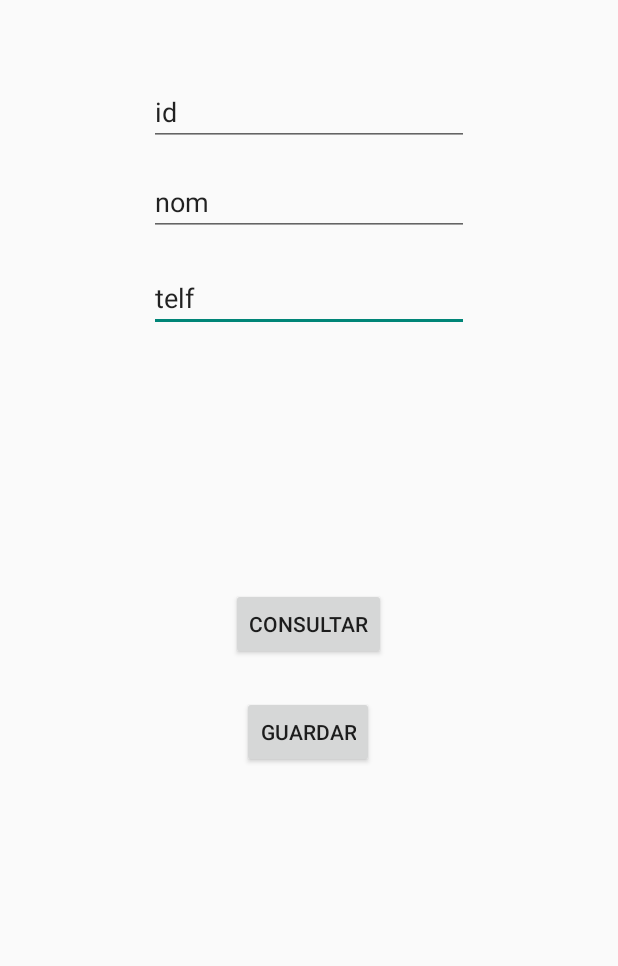
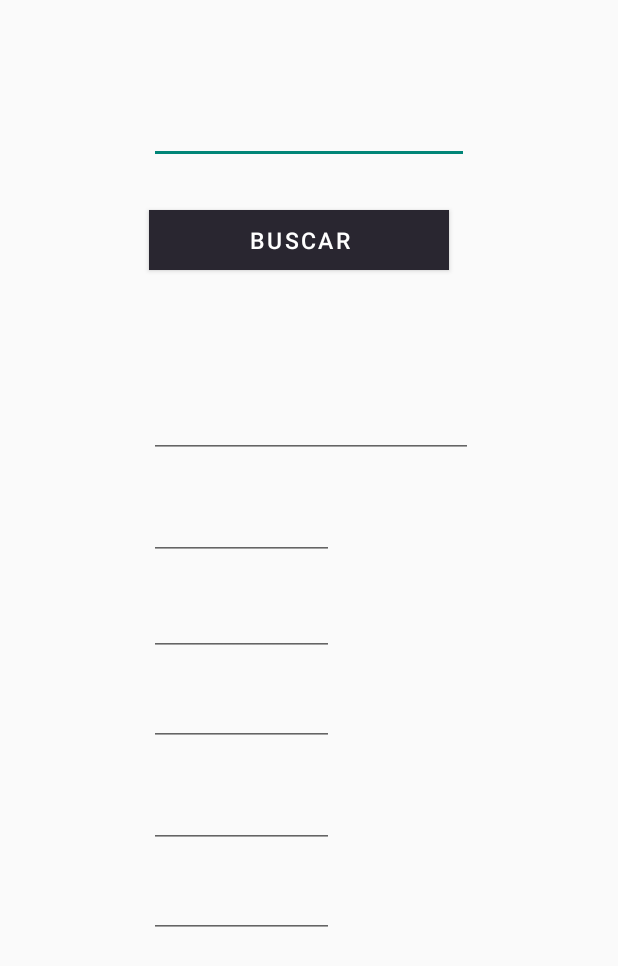
Before and after one commit to dsntta/M13.ProjecteFinal, an Android app: the Dades screen opened directly, with no data from a screen before it, on a phone screen of 412 x 824 dp. Shown: the top 966 px of the screen. Run offline under Robolectric (Android 15) with nearby library versions, the phone set to English and light mode, and no system bars.

Commit message:
Connexió amb BBDD

```diff
--- a/Projecte Inditex/app/src/main/java/com/example/projecteinditex/Dades.java
+++ b/Projecte Inditex/app/src/main/java/com/example/projecteinditex/Dades.java
@@ -23,8 +23,8 @@ import java.net.URL;
 
 public class Dades extends AppCompatActivity {
 
-    Button btnconsultar, btnGuardar;
-    EditText etId, etNombres, etTelefono;
+    Button btnconsultar;
+    EditText etId, etDesc, etTallaS,etTallaM,etTallaL,etTallaXL,etTallaXXL;
 
 
 
@@ -35,26 +35,30 @@ public class Dades extends AppCompatActivity {
 
 
         btnconsultar = (Button)findViewById(R.id.btnConsultar);
-        btnGuardar = (Button)findViewById(R.id.btnGuardar);
         etId = (EditText)findViewById(R.id.etId);
-        etNombres = (EditText)findViewById(R.id.etNombres);
-        etTelefono = (EditText)findViewById(R.id.etTelefono);
+        etDesc = (EditText)findViewById(R.id.etDesc);
+        etTallaS = (EditText)findViewById(R.id.etTallaS);
+        etTallaM = (EditText)findViewById(R.id.etTallaM);
+        etTallaL = (EditText)findViewById(R.id.etTallaL);
+        etTallaXL = (EditText)findViewById(R.id.etTallaXL);
+        etTallaXXL = (EditText)findViewById(R.id.etTallaXXL);
+
 
         btnconsultar.setOnClickListener(new View.OnClickListener() {
             @Override
             public void onClick(View v) {
 
-                new ConsultarDatos().execute("http://192.168.0.14/CursoAndroid/consulta.php?id="+etId.getText().toString());
+                if (etId.getText().toString().isEmpty()) {
+                    Toast.makeText(getApplicationContext(), "Indrodueix el codi de l'article", Toast.LENGTH_LONG).show();
+                    etId.setText("");
 
-            }
-        });
+                }else {
+
+                    new ConsultarDatos().execute("https://unsectarian-stack.000webhostapp.com/Android/consulta.php?id="+etId.getText().toString());
+                    //new ConsultarDatos().execute("http://192.168.0.14/CursoAndroid/consulta.php?id="+etId.getText().toString());
+                }
 
 
-        btnGuardar.setOnClickListener(new View.OnClickListener() {
-            @Override
-            public void onClick(View v) {
-
-                new CargarDatos().execute("http://192.168.0.14/CursoAndroid/registro.php?nombres="+etNombres.getText().toString()+"&tel="+etTelefono.getText().toString());
 
             }
         });
@@ -100,8 +104,15 @@ public class Dades extends AppCompatActivity {
             JSONArray ja = null;
             try {
                 ja = new JSONArray(result);
-                etNombres.setText(ja.getString(1));
-                etTelefono.setText(ja.getString(2));
+                etDesc.setText(ja.getString(1));
+                etTallaS.setText("Talla S:  "+ja.getString(2));
+                etTallaM.setText("Talla M:  "+ja.getString(3));
+
+                etTallaL.setText("Talla L:  "+ja.getString(4));
+
+                etTallaXL.setText("Talla XL:  "+ja.getString(5));
+
+                etTallaXXL.setText("Talla XXL:  "+ja.getString(6));
 
             } catch (JSONException e) {
                 e.printStackTrace();
@@ -152,7 +163,4 @@ public class Dades extends AppCompatActivity {
         reader.read(buffer);
         return new String(buffer);
     }
-
-
-
 }
--- a/Projecte Inditex/app/src/main/res/drawable/ic_launcher_background.xml
+++ b/Projecte Inditex/app/src/main/res/drawable/ic_launcher_background.xml
@@ -5,7 +5,7 @@
     android:viewportHeight="108"
     android:viewportWidth="108"
     xmlns:android="http://schemas.android.com/apk/res/android">
-    <path android:fillColor="#008577"
+    <path android:fillColor="#3DDC84"
           android:pathData="M0,0h108v108h-108z"/>
     <path android:fillColor="#00000000" android:pathData="M9,0L9,108"
           android:strokeColor="#33FFFFFF" android:strokeWidth="0.8"/>
--- a/Projecte Inditex/app/src/main/res/layout/activity_dades.xml
+++ b/Projecte Inditex/app/src/main/res/layout/activity_dades.xml
@@ -7,60 +7,103 @@
     tools:context=".Dades">
 
     <EditText
-        android:id="@+id/etTelefono"
+        android:id="@+id/etId"
         android:layout_width="wrap_content"
         android:layout_height="wrap_content"
-        android:layout_marginTop="176dp"
+        android:layout_marginTop="64dp"
         android:ems="10"
         android:inputType="textPersonName"
-        android:text="telf"
-        app:layout_constraintEnd_toEndOf="parent"
-        app:layout_constraintStart_toStartOf="parent"
-        app:layout_constraintTop_toTopOf="parent" />
-
-    <EditText
-        android:id="@+id/etNombres"
-        android:layout_width="wrap_content"
-        android:layout_height="wrap_content"
-        android:layout_marginTop="112dp"
-        android:ems="10"
-        android:inputType="textPersonName"
-        android:text="nom"
         app:layout_constraintEnd_toEndOf="parent"
         app:layout_constraintStart_toStartOf="parent"
         app:layout_constraintTop_toTopOf="parent" />
 
     <Button
         android:id="@+id/btnConsultar"
-        android:layout_width="wrap_content"
-        android:layout_height="wrap_content"
-        android:layout_marginBottom="384dp"
-        android:text="Consultar"
-        app:layout_constraintBottom_toBottomOf="parent"
+        android:layout_width="200dp"
+        android:layout_height="40dp"
+        android:layout_marginStart="8dp"
+        android:layout_marginTop="140dp"
+        android:layout_marginEnd="8dp"
+        android:background="#292630"
+        android:letterSpacing="0.1"
+        android:text="Buscar"
+        android:textColor="#FFFFFF"
+        android:textSize="15dp"
         app:layout_constraintEnd_toEndOf="parent"
-        app:layout_constraintHorizontal_bias="0.498"
-        app:layout_constraintStart_toStartOf="parent" />
-
-    <Button
-        android:id="@+id/btnGuardar"
-        android:layout_width="wrap_content"
-        android:layout_height="wrap_content"
-        android:layout_marginBottom="312dp"
-        android:text="Guardar"
-        app:layout_constraintBottom_toBottomOf="parent"
-        app:layout_constraintEnd_toEndOf="parent"
-        app:layout_constraintHorizontal_bias="0.498"
-        app:layout_constraintStart_toStartOf="parent" />
+        app:layout_constraintHorizontal_bias="0.466"
+        app:layout_constraintStart_toStartOf="parent"
+        app:layout_constraintTop_toTopOf="parent" />
 
     <EditText
-        android:id="@+id/etId"
-        android:layout_width="wrap_content"
-        android:layout_height="wrap_content"
-        android:layout_marginTop="52dp"
+        android:id="@+id/etDesc"
+        android:layout_width="216dp"
+        android:layout_height="49dp"
+        android:layout_marginTop="256dp"
         android:ems="10"
         android:inputType="textPersonName"
-        android:text="id "
         app:layout_constraintEnd_toEndOf="parent"
+        app:layout_constraintHorizontal_bias="0.507"
         app:layout_constraintStart_toStartOf="parent"
         app:layout_constraintTop_toTopOf="parent" />
+
+    <EditText
+        android:id="@+id/etTallaL"
+        android:layout_width="123dp"
+        android:layout_height="49dp"
+        android:layout_marginTop="448dp"
+        android:ems="10"
+        android:inputType="textPersonName"
+        app:layout_constraintEnd_toEndOf="parent"
+        app:layout_constraintHorizontal_bias="0.343"
+        app:layout_constraintStart_toStartOf="parent"
+        app:layout_constraintTop_toTopOf="parent" />
+
+    <EditText
+        android:id="@+id/etTallaM"
+        android:layout_width="123dp"
+        android:layout_height="49dp"
+        android:layout_marginTop="388dp"
+        android:ems="10"
+        android:inputType="textPersonName"
+        app:layout_constraintEnd_toEndOf="parent"
+        app:layout_constraintHorizontal_bias="0.343"
+        app:layout_constraintStart_toStartOf="parent"
+        app:layout_constraintTop_toTopOf="parent" />
+
+    <EditText
+        android:id="@+id/etTallaXXL"
+        android:layout_width="123dp"
+        android:layout_height="49dp"
+        android:layout_marginTop="576dp"
+        android:ems="10"
+        android:inputType="textPersonName"
+        app:layout_constraintEnd_toEndOf="parent"
+        app:layout_constraintHorizontal_bias="0.343"
+        app:layout_constraintStart_toStartOf="parent"
+        app:layout_constraintTop_toTopOf="parent" />
+
+    <EditText
+        android:id="@+id/etTallaXL"
+        android:layout_width="123dp"
+        android:layout_height="49dp"
+        android:layout_marginTop="516dp"
+        android:ems="10"
+        android:inputType="textPersonName"
+        app:layout_constraintEnd_toEndOf="parent"
+        app:layout_constraintHorizontal_bias="0.343"
+        app:layout_constraintStart_toStartOf="parent"
+        app:layout_constraintTop_toTopOf="parent" />
+
+    <EditText
+        android:id="@+id/etTallaS"
+        android:layout_width="123dp"
+        android:layout_height="49dp"
+        android:layout_marginTop="324dp"
+        android:ems="10"
+        android:inputType="textPersonName"
+        app:layout_constraintEnd_toEndOf="parent"
+        app:layout_constraintHorizontal_bias="0.343"
+        app:layout_constraintStart_toStartOf="parent"
+        app:layout_constraintTop_toTopOf="parent" />
+
 </androidx.constraintlayout.widget.ConstraintLayout>
--- a/Projecte Inditex/app/src/main/res/layout/activity_main.xml
+++ b/Projecte Inditex/app/src/main/res/layout/activity_main.xml
@@ -5,6 +5,18 @@
     android:layout_width="match_parent"
     android:layout_height="match_parent"
     tools:context=".MainActivity">
+
+    <TextView
+        android:id="@+id/versio3"
+        android:layout_width="wrap_content"
+        android:layout_height="wrap_content"
+        android:text="Designed By Marcos Di Santacroce"
+        app:layout_constraintBottom_toBottomOf="parent"
+        app:layout_constraintEnd_toEndOf="parent"
+        app:layout_constraintHorizontal_bias="0.436"
+        app:layout_constraintStart_toStartOf="parent"
+        app:layout_constraintTop_toTopOf="parent"
+        app:layout_constraintVertical_bias="0.679" />
 
     <Button
         android:id="@+id/button8"
@@ -34,23 +46,6 @@
         android:background="#292630"
         android:letterSpacing="0.1"
         android:text=".25R"
-        android:textColor="#FFFFFF"
-        android:textSize="15dp"
-        app:layout_constraintEnd_toEndOf="parent"
-        app:layout_constraintHorizontal_bias="0.451"
-        app:layout_constraintStart_toStartOf="parent"
-        app:layout_constraintTop_toTopOf="parent" />
-
-    <Button
-        android:id="@+id/button"
-        android:layout_width="200dp"
-        android:layout_height="40dp"
-        android:layout_marginStart="8dp"
-        android:layout_marginTop="376dp"
-        android:layout_marginEnd="8dp"
-        android:background="#292630"
-        android:letterSpacing="0.1"
-        android:text="@string/BotonInformacion"
         android:textColor="#FFFFFF"
         android:textSize="15dp"
         app:layout_constraintEnd_toEndOf="parent"
```
Also changed, not shown: Projecte Inditex/app/src/main/ic_launcher-playstore.png (added), Projecte Inditex/app/src/main/res/mipmap-hdpi/ic_launcher.png, Projecte Inditex/app/src/main/res/mipmap-hdpi/ic_launcher_foreground.png, Projecte Inditex/app/src/main/res/mipmap-hdpi/ic_launcher_round.png, Projecte Inditex/app/src/main/res/mipmap-mdpi/ic_launcher.png, Projecte Inditex/app/src/main/res/mipmap-mdpi/ic_launcher_foreground.png, Projecte Inditex/app/src/main/res/mipmap-mdpi/ic_launcher_round.png, Projecte Inditex/app/src/main/res/mipmap-xhdpi/ic_launcher.png, Projecte Inditex/app/src/main/res/mipmap-xhdpi/ic_launcher_foreground.png, Projecte Inditex/app/src/main/res/mipmap-xhdpi/ic_launcher_round.png, Projecte Inditex/app/src/main/res/mipmap-xxhdpi/ic_launcher.png, Projecte Inditex/app/src/main/res/mipmap-xxhdpi/ic_launcher_foreground.png, Projecte Inditex/app/src/main/res/mipmap-xxhdpi/ic_launcher_round.png, Projecte Inditex/app/src/main/res/mipmap-xxxhdpi/ic_launcher.png, 2 more files.
